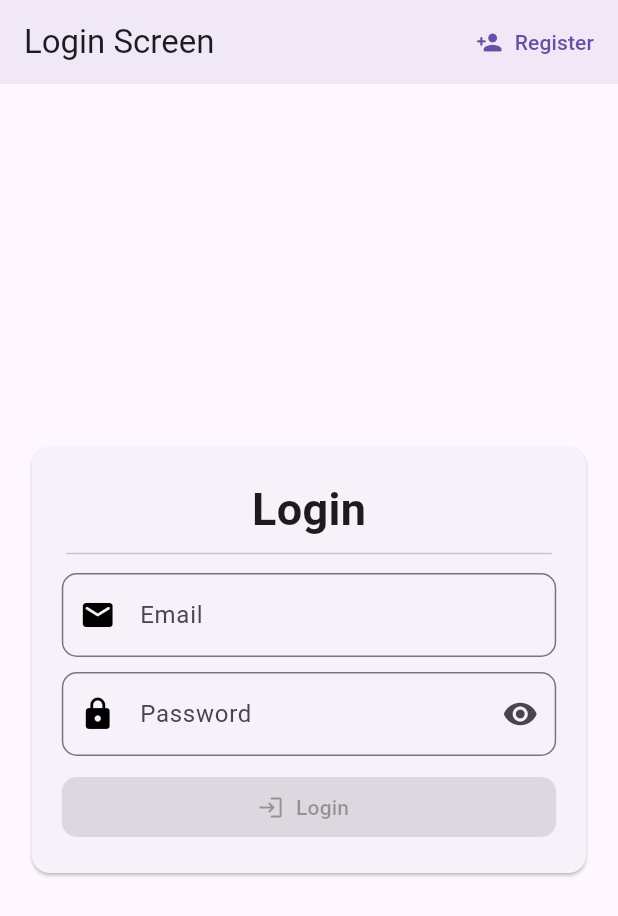
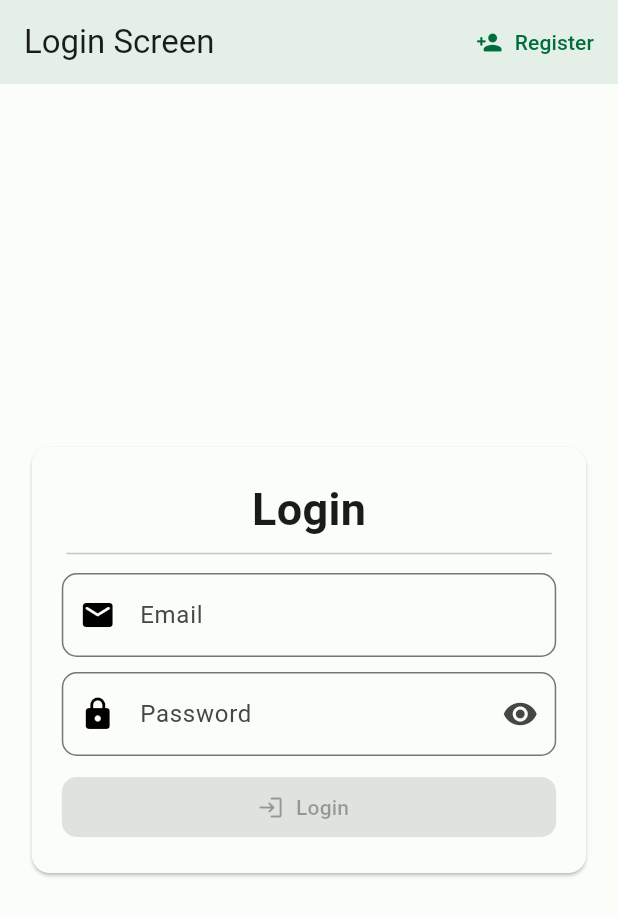
Before and after one commit to Miharin/flutter_praktek_dokter, a Flutter app: the screen it shows after launch, on a phone screen of 412 x 824 dp. Shown: the top 916 px of the screen. Run offline on Flutter 3.47's test engine with Material 3 defaults, Android fonts, the phone set to English and light mode, and no system bars; drawn by our look-alikes of dynamic_color; our stand-ins replace cloud_firestore, firebase_auth, firebase_core, flutter_dotenv, gap, get; accounts and stored records are empty; statements that could not run were skipped.

Commit message:
color scheme + expansion panel

```diff
--- /dev/null
+++ b/lib/colors/color_schemes.dart
@@ -0,0 +1,69 @@
+import 'package:flutter/material.dart';
+
+const lightColorScheme = ColorScheme(
+  brightness: Brightness.light,
+  primary: Color(0xFF006D3C),
+  onPrimary: Color(0xFFFFFFFF),
+  primaryContainer: Color(0xFF97F7B6),
+  onPrimaryContainer: Color(0xFF00210E),
+  secondary: Color(0xFF4F6353),
+  onSecondary: Color(0xFFFFFFFF),
+  secondaryContainer: Color(0xFFD2E8D4),
+  onSecondaryContainer: Color(0xFF0D1F13),
+  tertiary: Color(0xFF3A646F),
+  onTertiary: Color(0xFFFFFFFF),
+  tertiaryContainer: Color(0xFFBEEAF7),
+  onTertiaryContainer: Color(0xFF001F26),
+  error: Color(0xFFBA1A1A),
+  errorContainer: Color(0xFFFFDAD6),
+  onError: Color(0xFFFFFFFF),
+  onErrorContainer: Color(0xFF410002),
+  background: Color(0xFFFBFDF8),
+  onBackground: Color(0xFF191C19),
+  surface: Color(0xFFFBFDF8),
+  onSurface: Color(0xFF191C19),
+  surfaceVariant: Color(0xFFDDE5DB),
+  onSurfaceVariant: Color(0xFF414942),
+  outline: Color(0xFF717971),
+  onInverseSurface: Color(0xFFF0F1EC),
+  inverseSurface: Color(0xFF2E312E),
+  inversePrimary: Color(0xFF7BDA9B),
+  shadow: Color(0xFF000000),
+  surfaceTint: Color(0xFF006D3C),
+  outlineVariant: Color(0xFFC0C9BF),
+  scrim: Color(0xFF000000),
+);
+
+const darkColorScheme = ColorScheme(
+  brightness: Brightness.dark,
+  primary: Color(0xFF7BDA9B),
+  onPrimary: Color(0xFF00391D),
+  primaryContainer: Color(0xFF00522C),
+  onPrimaryContainer: Color(0xFF97F7B6),
+  secondary: Color(0xFFB6CCB9),
+  onSecondary: Color(0xFF223527),
+  secondaryContainer: Color(0xFF384B3C),
+  onSecondaryContainer: Color(0xFFD2E8D4),
+  tertiary: Color(0xFFA2CDDA),
+  onTertiary: Color(0xFF023640),
+  tertiaryContainer: Color(0xFF214C57),
+  onTertiaryContainer: Color(0xFFBEEAF7),
+  error: Color(0xFFFFB4AB),
+  errorContainer: Color(0xFF93000A),
+  onError: Color(0xFF690005),
+  onErrorContainer: Color(0xFFFFDAD6),
+  background: Color(0xFF191C19),
+  onBackground: Color(0xFFE1E3DE),
+  surface: Color(0xFF191C19),
+  onSurface: Color(0xFFE1E3DE),
+  surfaceVariant: Color(0xFF414942),
+  onSurfaceVariant: Color(0xFFC0C9BF),
+  outline: Color(0xFF8B938A),
+  onInverseSurface: Color(0xFF191C19),
+  inverseSurface: Color(0xFFE1E3DE),
+  inversePrimary: Color(0xFF006D3C),
+  shadow: Color(0xFF000000),
+  surfaceTint: Color(0xFF7BDA9B),
+  outlineVariant: Color(0xFF414942),
+  scrim: Color(0xFF000000),
+);
--- a/lib/main.dart
+++ b/lib/main.dart
@@ -1,6 +1,9 @@
+import 'package:dynamic_color/dynamic_color.dart';
 import 'package:flutter/material.dart';
 import 'package:firebase_core/firebase_core.dart';
 import 'package:flutter_dotenv/flutter_dotenv.dart';
+import 'package:flutter_praktek_dokter/colors/color_schemes.dart';
+import 'package:flutter_praktek_dokter/colors/custom_color.dart';
 import 'package:flutter_praktek_dokter/routes.dart';
 import 'package:get/get.dart';
 
@@ -11,7 +14,8 @@ void main() async {
   WidgetsFlutterBinding.ensureInitialized();
   await dotenv.load(fileName: ".env");
   await Firebase.initializeApp(options: DefaultFirebaseOptions.currentPlatform);
-  initializeDateFormatting('in_in', null).then((_) => runApp(const MyApp()));
+  await initializeDateFormatting('in_in', null)
+      .then((_) => runApp(const MyApp()));
 }
 
 class MyApp extends StatelessWidget {
@@ -20,13 +24,37 @@ class MyApp extends StatelessWidget {
   // This widget is the root of your application.
   @override
   Widget build(BuildContext context) {
+    return DynamicColorBuilder(
+        builder: (ColorScheme? lightDynamic, ColorScheme? darkDynamic) {
+      ColorScheme? lightScheme;
+      ColorScheme? darkScheme;
+
+      if (lightDynamic != null && darkDynamic != null) {
+        lightScheme = lightDynamic.harmonized();
+        lightCustomColors = lightCustomColors.harmonized(lightScheme);
+
+        darkScheme = darkDynamic.harmonized();
+        darkCustomColors = darkCustomColors.harmonized(darkScheme);
+      } else {
+        lightScheme = lightColorScheme;
+        darkScheme = darkColorScheme;
+      }
+
+      bool darkMode =
+          MediaQuery.of(context).platformBrightness == Brightness.dark;
+
       return GetMaterialApp(
         title: 'Selamat Datang di Praktek Dokter App',
         theme: ThemeData(
           useMaterial3: true,
+          colorScheme: !darkMode ? lightScheme : darkScheme,
+          extensions: [
+            !darkMode ? lightCustomColors : darkCustomColors,
+          ],
         ),
         getPages: Routes().routes,
         initialRoute: '/',
       );
+    });
   }
 }
--- a/pubspec.yaml
+++ b/pubspec.yaml
@@ -42,6 +42,7 @@ dependencies:
   cloud_firestore: ^4.13.6
   intl: ^0.19.0
   flutter_dotenv: ^5.1.0
+  dynamic_color: ^1.6.9
 
 dev_dependencies:
   flutter_test:
```
Also changed, not shown: lib/colors/custom_color.dart (added, +99 -0 lines), lib/widget/custom_expansion_panel/custom_expansion_panel.dart (added, +132 -0 lines), lib/widget/custom_drop_down/custom_drop_down.dart (renamed from lib/widget/custom_drop_down.dart/custom_drop_down.dart), 5 other files. Lines whose indentation alone changed are shown as unchanged.
